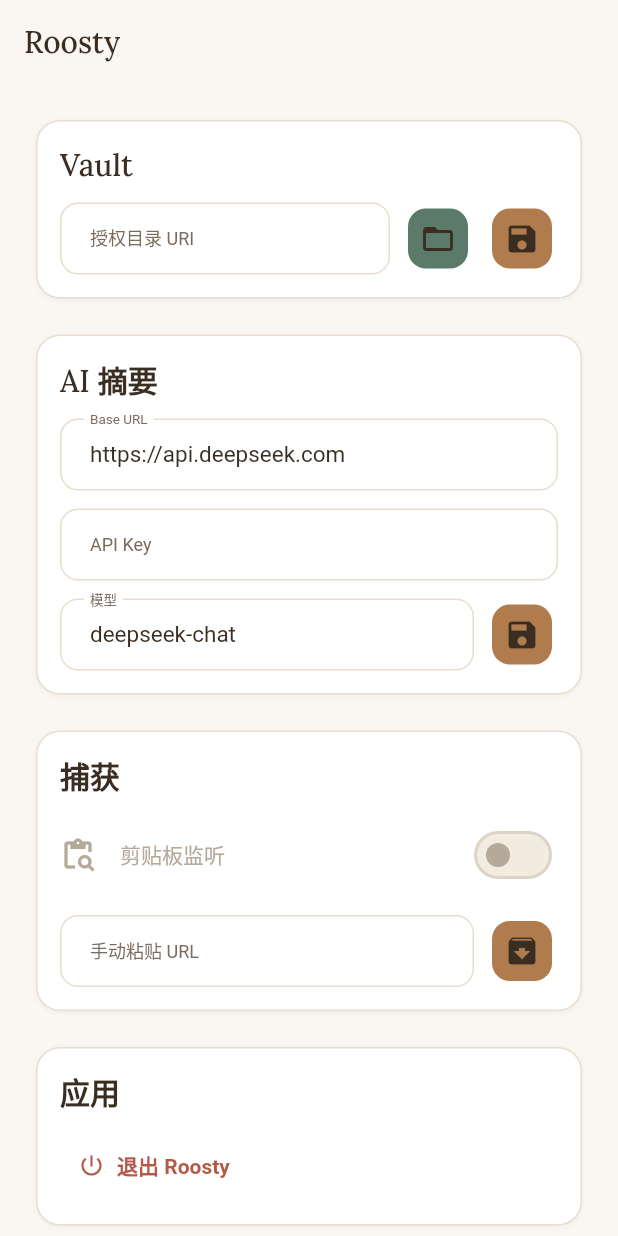
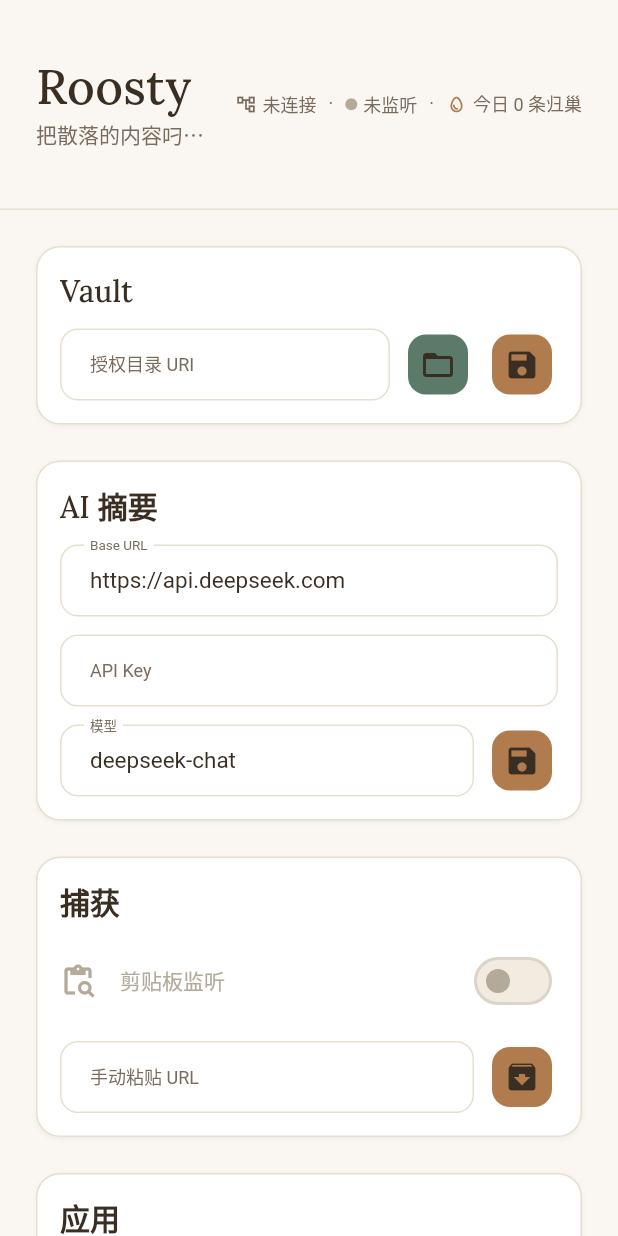
Before and after one commit to roosty-app/roosty, a Flutter app: the screen it shows after launch, on a phone screen of 412 x 824 dp. Run offline on Flutter 3.47's test engine with Material 3 defaults, Android fonts, the light colour scheme and no system bars; our stand-ins replace flutter_riverpod, shared_preferences; missing offline and left inert: desktop_multi_window, file_selector, receive_sharing_intent, screen_retriever, super_clipboard, tray_manager and 2 more; Roboto replaces fonts that are missing (SourceHanSerifSC).

Commit message:
feat(ui): nest header with brand and status strip
Phase 1 of brand-visual-reframe: replace AppBar with a 140-tall
NestHeader carrying the Lora brand mark, the tagline
"把散落的内容叼回知识库", and a three-segment NestStatusStrip
(vault name · watching dot · today nest count).

New widgets read existing providers — no provider/controller
changes. The 6-Section body stays untouched and will be replaced
in Phase 3.

- lib/ui/nest/nest_status_strip.dart (new, pure presentational)
- lib/ui/nest/nest_header.dart (new, ConsumerWidget)
- lib/ui/home_screen.dart (AppBar -> NestHeader, body in Expanded)
- test/ui/nest/nest_status_strip_test.dart (4 assertions)

flutter analyze: 0 issue
flutter test: 53 / 53 pass (+4 new)

```diff
--- a/lib/ui/home_screen.dart
+++ b/lib/ui/home_screen.dart
@@ -16,6 +16,7 @@
 import 'desktop_mini_card_window_host.dart';
 import 'desktop_tray_bridge.dart';
 import 'mini_card_window.dart';
+import 'nest/nest_header.dart';
 
 class HomeScreen extends ConsumerStatefulWidget {
   const HomeScreen({super.key});
@@ -59,8 +60,11 @@
     return Stack(
       children: [
         Scaffold(
-          appBar: AppBar(title: const Text('Roosty')),
-          body: appConfig.when(
+          body: Column(
+            children: [
+              const NestHeader(),
+              Expanded(
+                child: appConfig.when(
                   data: (config) {
                     _syncVaultController(config, isAndroid: isAndroid);
                     _syncLlmControllers(config.llm);
@@ -80,7 +84,8 @@
                       llmApiKeyController: _llmApiKeyController,
                       llmModelController: _llmModelController,
                       manualUrlController: _manualUrlController,
-                onChooseVault: () => _chooseVault(config, isAndroid: isAndroid),
+                      onChooseVault: () =>
+                          _chooseVault(config, isAndroid: isAndroid),
                       onSaveVault: () => _saveVaultPath(isAndroid: isAndroid),
                       onRediscoverVaults: _rediscoverVaults,
                       onUseDiscoveredVault: _useDiscoveredVault,
@@ -88,7 +93,9 @@
                       onRemoveBlockedDomain: _removeBlockedDomain,
                       onToggleClipboard: (enabled) {
                         ref
-                      .read(clipboardWatchingSessionOverrideProvider.notifier)
+                            .read(
+                              clipboardWatchingSessionOverrideProvider.notifier,
+                            )
                             .clear();
                         ref
                             .read(appConfigControllerProvider.notifier)
@@ -97,15 +104,23 @@
                       onManualArchive: _archiveManualUrl,
                       onExitApp: () => confirmExitRoosty(context),
                       onConfirmPending: () {
-                  ref.read(captureControllerProvider.notifier).archivePending();
+                        ref
+                            .read(captureControllerProvider.notifier)
+                            .archivePending();
                       },
                       onDismissPending: () {
-                  ref.read(captureControllerProvider.notifier).dismissPending();
+                        ref
+                            .read(captureControllerProvider.notifier)
+                            .dismissPending();
                       },
                     );
                   },
-            loading: () => const Center(child: CircularProgressIndicator()),
+                  loading: () =>
+                      const Center(child: CircularProgressIndicator()),
                   error: (_, _) => const Center(child: Text('配置加载失败')),
+                ),
+              ),
+            ],
           ),
         ),
         if (!isAndroid && !isWindows && miniCardState.cards.isNotEmpty)
--- /dev/null
+++ b/lib/ui/nest/nest_header.dart
@@ -0,0 +1,139 @@
+import 'package:flutter/material.dart';
+import 'package:flutter_riverpod/flutter_riverpod.dart';
+import 'package:path/path.dart' as p;
+
+import '../../config/config_providers.dart';
+import '../../core/core_providers.dart';
+import '../../core/item.dart';
+import '../../theme/text_theme.dart';
+import '../../theme/tokens.dart';
+import 'nest_status_strip.dart';
+
+/// 顶部品牌区：左侧标识 + tagline，右侧巢穴状态条。
+///
+/// 数据自取：
+/// - vault path 来自 [appConfigControllerProvider]，未配置时显示"未连接"。
+/// - 监听状态来自 [effectiveClipboardWatchingProvider]。
+/// - 今日归巢计数从 [captureControllerProvider] 的 history 按当天过滤得出。
+class NestHeader extends ConsumerWidget {
+  const NestHeader({super.key});
+
+  static const double height = 140;
+  static const String tagline = '把散落的内容叼回知识库';
+
+  @override
+  Widget build(BuildContext context, WidgetRef ref) {
+    final tokens = context.roostyTokens;
+    final config = ref.watch(appConfigControllerProvider).value;
+    final isWatching = ref.watch(effectiveClipboardWatchingProvider);
+    final history = ref.watch(captureControllerProvider).history;
+
+    final vaultName = _shortVaultName(config?.vaultPath);
+    final todayCount = _countToday(history);
+
+    return Container(
+      height: height,
+      padding: EdgeInsets.symmetric(
+        horizontal: tokens.space6,
+        vertical: tokens.space4,
+      ),
+      decoration: BoxDecoration(
+        color: tokens.bgBase,
+        border: Border(
+          bottom: BorderSide(color: tokens.divider),
+        ),
+      ),
+      child: SafeArea(
+        bottom: false,
+        child: Row(
+          crossAxisAlignment: CrossAxisAlignment.center,
+          children: [
+            Expanded(
+              child: _BrandBlock(tokens: tokens),
+            ),
+            SizedBox(width: tokens.space4),
+            NestStatusStrip(
+              vaultName: vaultName,
+              isWatching: isWatching,
+              todayCount: todayCount,
+            ),
+          ],
+        ),
+      ),
+    );
+  }
+}
+
+class _BrandBlock extends StatelessWidget {
+  const _BrandBlock({required this.tokens});
+
+  final RoostyTokens tokens;
+
+  @override
+  Widget build(BuildContext context) {
+    return Column(
+      mainAxisAlignment: MainAxisAlignment.center,
+      crossAxisAlignment: CrossAxisAlignment.start,
+      children: [
+        Text(
+          'Roosty',
+          maxLines: 1,
+          overflow: TextOverflow.ellipsis,
+          style: TextStyle(
+            fontFamily: roostyLatinDisplayFontFamily,
+            fontFamilyFallback: const [roostySerifFontFamily],
+            fontSize: 32,
+            fontWeight: FontWeight.w500,
+            height: 1.1,
+            letterSpacing: 0.2,
+            color: tokens.textPrimary,
+          ),
+        ),
+        SizedBox(height: tokens.space1),
+        Text(
+          NestHeader.tagline,
+          maxLines: 1,
+          overflow: TextOverflow.ellipsis,
+          style: TextStyle(
+            fontFamily: roostySerifFontFamily,
+            fontSize: 14,
+            fontWeight: FontWeight.w400,
+            height: 1.4,
+            color: tokens.textSecondary,
+          ),
+        ),
+      ],
+    );
+  }
+}
+
+/// 把 vault 路径压成短名（最后一级目录），跨 Windows/POSIX 风格。
+String _shortVaultName(String? rawPath) {
+  final path = rawPath?.trim() ?? '';
+  if (path.isEmpty) {
+    return '';
+  }
+  // path 包内置 basename 处理多平台分隔符；如果传入是 URI 风格也能拿末段。
+  final basename = p.basename(path);
+  if (basename.isNotEmpty) {
+    return basename;
+  }
+  // 兜底：极端情况下 basename 为空（比如纯分隔符），保留原路径前 16 字符。
+  return path.length > 16 ? '${path.substring(0, 16)}…' : path;
+}
+
+/// 统计 [history] 中归档时间为「今天」的条目数。
+int _countToday(List<Item> history) {
+  if (history.isEmpty) {
+    return 0;
+  }
+  final now = DateTime.now();
+  var count = 0;
+  for (final item in history) {
+    final at = item.capturedAt;
+    if (at.year == now.year && at.month == now.month && at.day == now.day) {
+      count++;
+    }
+  }
+  return count;
+}
--- /dev/null
+++ b/lib/ui/nest/nest_status_strip.dart
@@ -0,0 +1,97 @@
+import 'package:flutter/material.dart';
+
+import '../../theme/tokens.dart';
+
+/// 巢穴状态条：vault icon + 名称 / 监听灯 / 今日 N 条归巢。
+///
+/// 纯展示组件，不读 provider，由父级（NestHeader）注入数据。颜色全部走
+/// `RoostyTokens`，用于在 light/dark 主题下正确切换。
+class NestStatusStrip extends StatelessWidget {
+  const NestStatusStrip({
+    super.key,
+    required this.vaultName,
+    required this.isWatching,
+    required this.todayCount,
+  });
+
+  /// vault 名（通常是路径最后一级目录名）。空表示未连接。
+  final String vaultName;
+
+  /// 剪贴板监听是否生效。
+  final bool isWatching;
+
+  /// 今日已归巢条数。
+  final int todayCount;
+
+  /// 监听灯 dot 的 widget key，便于 widget test 断言颜色。
+  static const Key watchDotKey = ValueKey('NestStatusStrip.watchDot');
+
+  @override
+  Widget build(BuildContext context) {
+    final tokens = context.roostyTokens;
+    final textTheme = Theme.of(context).textTheme;
+    final segmentStyle = textTheme.bodySmall?.copyWith(
+      color: tokens.textSecondary,
+    );
+    final hasVault = vaultName.trim().isNotEmpty;
+
+    return Row(
+      mainAxisSize: MainAxisSize.min,
+      crossAxisAlignment: CrossAxisAlignment.center,
+      children: [
+        Icon(
+          Icons.account_tree_outlined,
+          size: 14,
+          color: tokens.textSecondary,
+        ),
+        SizedBox(width: tokens.space1),
+        ConstrainedBox(
+          constraints: const BoxConstraints(maxWidth: 140),
+          child: Text(
+            hasVault ? vaultName : '未连接',
+            maxLines: 1,
+            overflow: TextOverflow.ellipsis,
+            style: segmentStyle,
+          ),
+        ),
+        _Separator(style: segmentStyle, hPad: tokens.space2),
+        Container(
+          key: watchDotKey,
+          width: 8,
+          height: 8,
+          decoration: BoxDecoration(
+            color: isWatching ? tokens.success : tokens.textDisabled,
+            shape: BoxShape.circle,
+          ),
+        ),
+        SizedBox(width: tokens.space1),
+        Text(
+          isWatching ? '监听中' : '未监听',
+          style: segmentStyle,
+        ),
+        _Separator(style: segmentStyle, hPad: tokens.space2),
+        Icon(Icons.egg_outlined, size: 14, color: tokens.primary),
+        SizedBox(width: tokens.space1),
+        Text(
+          '今日 $todayCount 条归巢',
+          style: segmentStyle,
+        ),
+      ],
+    );
+  }
+}
+
+class _Separator extends StatelessWidget {
+  const _Separator({required this.style, required this.hPad});
+
+  final TextStyle? style;
+  final double hPad;
+
+  @override
+  Widget build(BuildContext context) {
+    return Padding(
+      padding: EdgeInsets.symmetric(horizontal: hPad),
+      child: Text('·', style: style),
+    );
+  }
+}
```
Also changed, not shown: 1 other file. Lines whose indentation alone changed are shown as unchanged.
